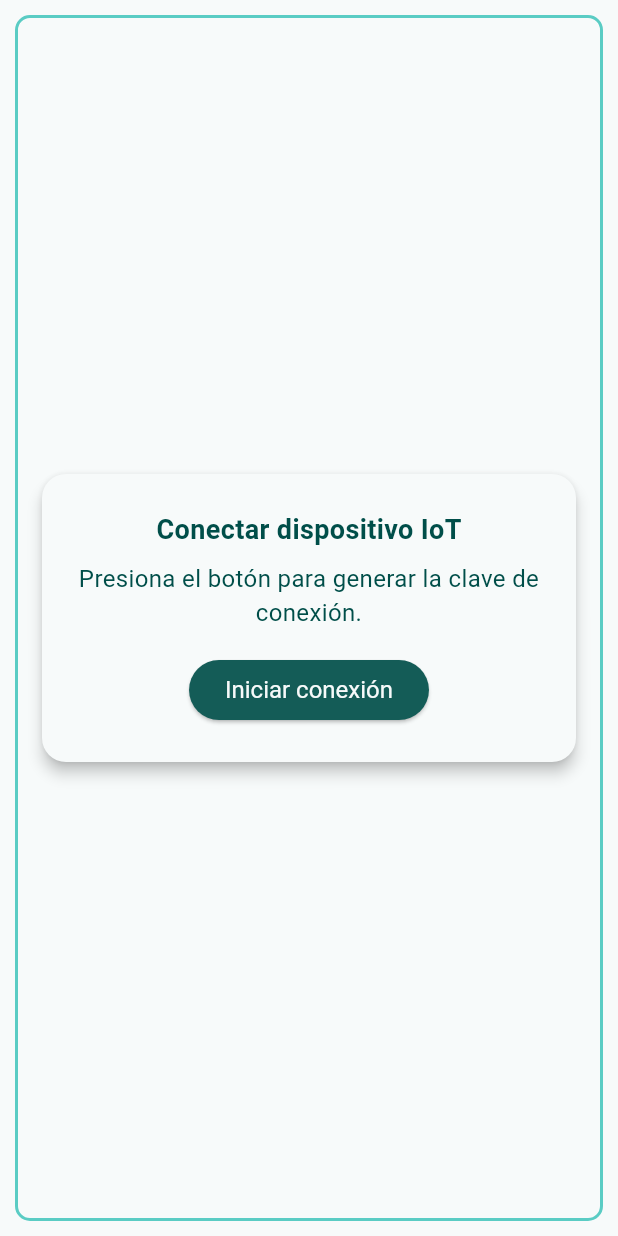
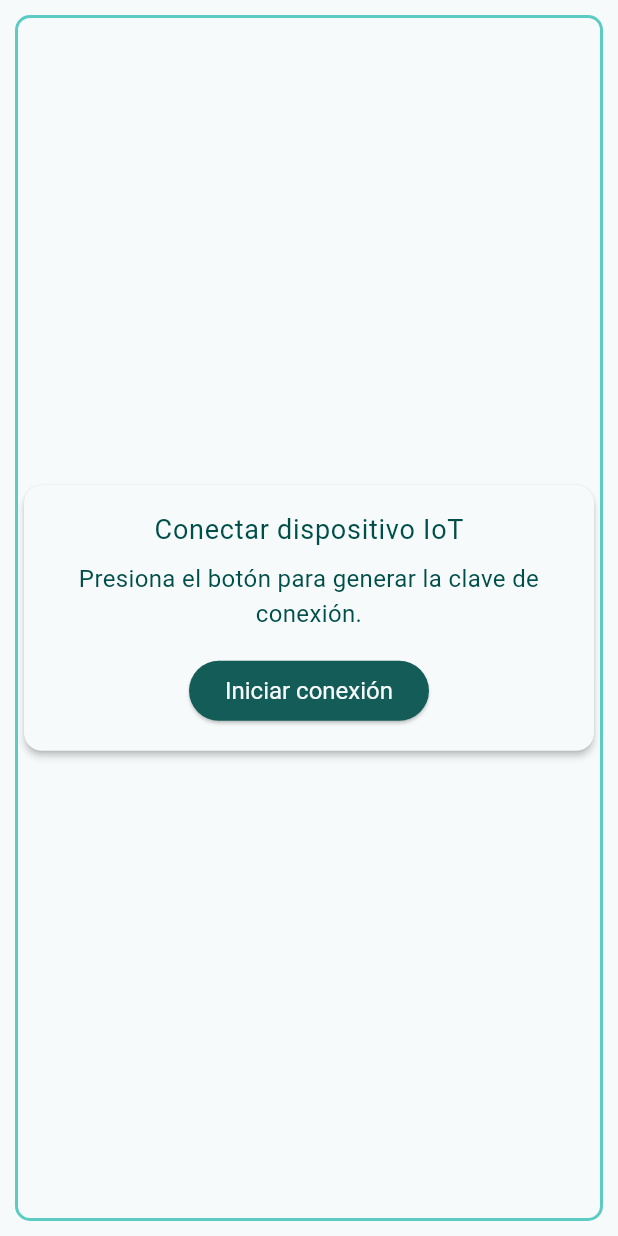
Before and after one commit to Emmanueloz/frontend_water_quality, a Flutter app: the MainMeterConnectionWidget widget shown alone on an empty page, opened directly with empty values, on a phone screen of 412 x 824 dp. Run offline on Flutter 3.47's test engine with Material 3 defaults, Android fonts, the phone set to English and light mode, and no system bars; our stand-ins replace fl_chart, flutter_map, go_router, latlong2; missing offline and left inert: flutter_map_cancellable_tile_provider, girix_code_gauge.

Commit message:
fix: se utilizo el theme y la integracion de Card en los widgets

```diff
--- /dev/null
+++ b/lib/core/enums/connection_step.dart
@@ -0,0 +1,5 @@
+enum ConnectionStep {
+idle,
+showPassword,
+success,
+error }
--- a/lib/presentation/widgets/specific/meter_connection/idle_view.dart
+++ b/lib/presentation/widgets/specific/meter_connection/idle_view.dart
@@ -12,11 +12,15 @@ class IdleView extends StatelessWidget {
 
   @override
   Widget build(BuildContext context) {
-    return Column(
+    final theme = Theme.of(context);
+    return Card(
+      child: Padding(
+        padding: const EdgeInsets.symmetric(vertical: 16, horizontal: 24),
+        child: Column(
           mainAxisSize: MainAxisSize.min,
           children: [
-        const Text('Conectar dispositivo IoT',
-            style: TextStyle(fontSize: 18, fontWeight: FontWeight.w600)),
+            Text('Conectar dispositivo IoT',
+                style: theme.textTheme.bodyLarge),
             const SizedBox(height: 8),
             const Text('Presiona el botón para generar la clave de conexión.',
                 textAlign: TextAlign.center),
@@ -31,6 +35,8 @@ class IdleView extends StatelessWidget {
                   : const Text('Iniciar conexión'),
             ),
           ],
+        ),
+      ),
     );
   }
 }
--- a/lib/presentation/widgets/specific/meter_connection/main_meter_connection_widget.dart
+++ b/lib/presentation/widgets/specific/meter_connection/main_meter_connection_widget.dart
@@ -1,4 +1,5 @@
 import 'package:flutter/material.dart';
+import 'package:frontend_water_quality/core/enums/connection_step.dart';
 import 'package:frontend_water_quality/core/enums/screen_size.dart';
 import 'package:frontend_water_quality/presentation/widgets/common/atoms/base_container.dart';
 import 'package:frontend_water_quality/presentation/widgets/common/molecules/error_view.dart';
@@ -6,7 +7,6 @@ import 'package:frontend_water_quality/presentation/widgets/common/molecules/suc
 import 'package:frontend_water_quality/presentation/widgets/specific/meter_connection/idle_view.dart';
 import 'package:frontend_water_quality/presentation/widgets/specific/meter_connection/password_view.dart';
 
-enum ConnectionStep { idle, showPassword, success, error }
 
 class MainMeterConnectionWidget extends StatefulWidget {
   final String idWorkspace;
@@ -123,19 +123,10 @@ class _MainMeterConnectionWidgetState extends State<MainMeterConnectionWidget> {
           ? const EdgeInsets.all(10)
           : const EdgeInsets.all(0),
       child: Center(
-        child: Card(
-          elevation: 4,
-          shape:
-              RoundedRectangleBorder(borderRadius: BorderRadius.circular(16)),
-          margin: const EdgeInsets.all(16),
-          child: Padding(
-            padding: const EdgeInsets.symmetric(vertical: 24, horizontal: 16),
-            child: AnimatedSwitcher(
+        child: AnimatedSwitcher(
               duration: const Duration(milliseconds: 300),
               child: content,
             ),
-          ),
-        ),
       ),
     );
 
```
Also changed, not shown: lib/presentation/widgets/common/molecules/success_view.dart (+18 -11 lines), lib/presentation/widgets/specific/meter_connection/password_view.dart (+6 -12 lines). Lines whose indentation alone changed are shown as unchanged.
